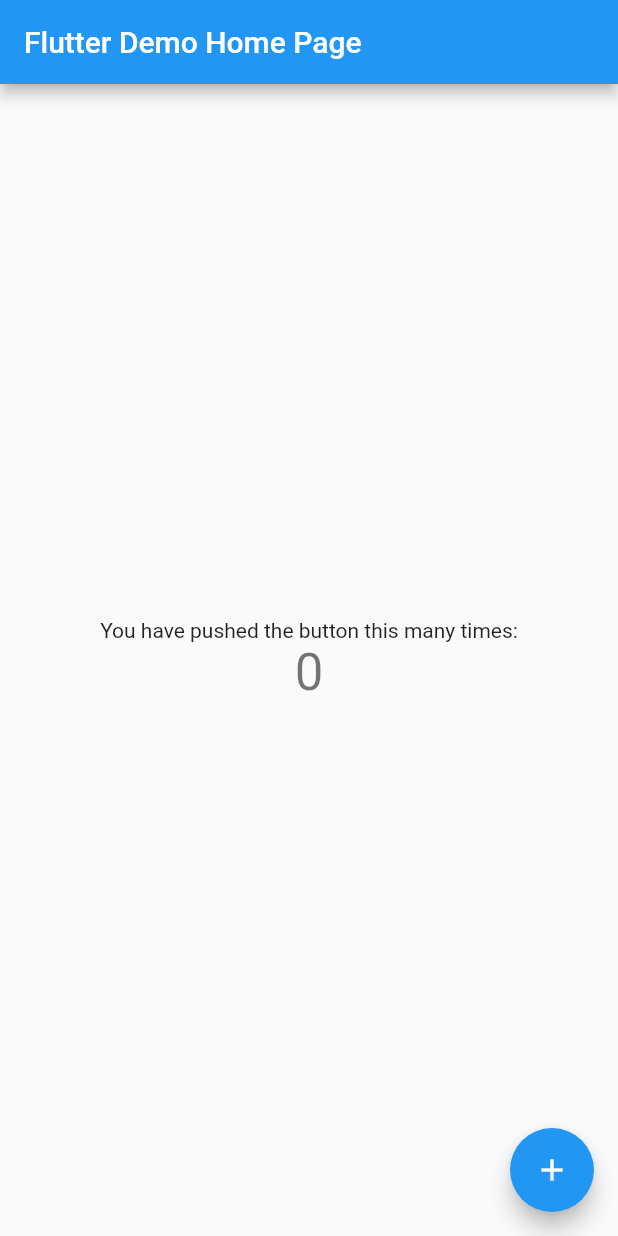
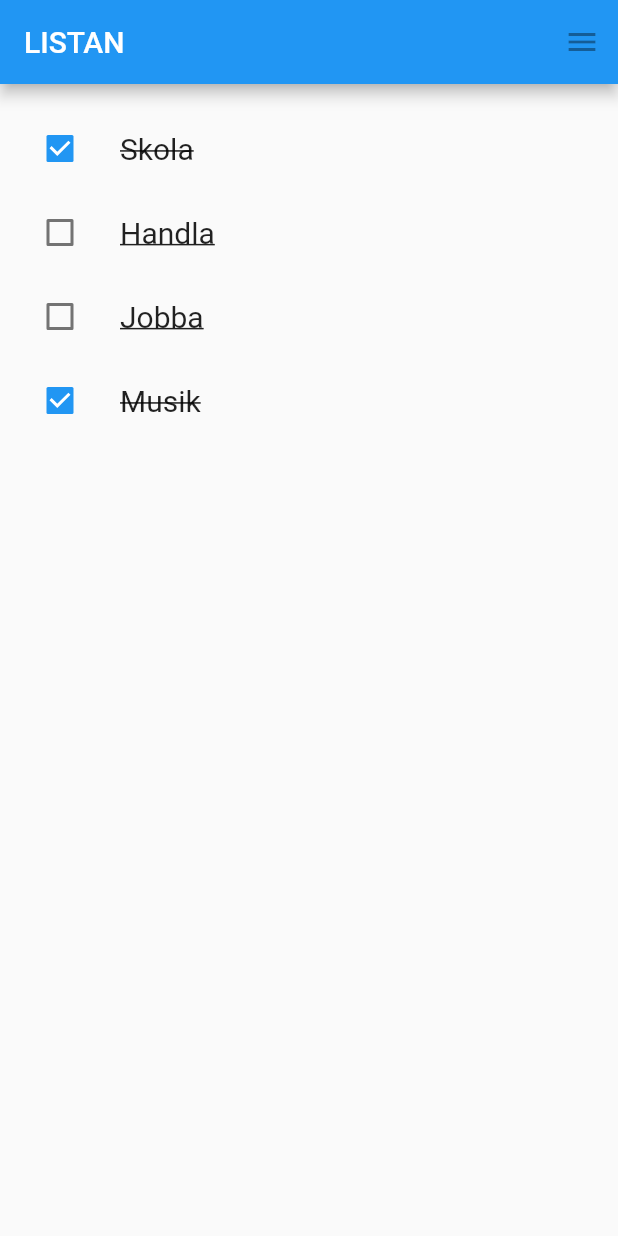
Before and after one commit to gu-tig169-ht21/gusbacte, a Flutter app: the screen it shows after launch, on a phone screen of 412 x 824 dp. Run offline on Flutter 3.47's test engine with Material 2 defaults, Android fonts, the phone set to English and light mode, and no system bars.

Commit message:
inlämningv1

```diff
--- a/lib/main.dart
+++ b/lib/main.dart
@@ -1,115 +1,74 @@
+import 'package:flutter/cupertino.dart';
 import 'package:flutter/material.dart';
+import 'package:flutter/painting.dart';
 
 void main() {
-  runApp(const MyApp());
+  runApp(MyApp());
 }
 
 class MyApp extends StatelessWidget {
-  const MyApp({Key? key}) : super(key: key);
-
-  // This widget is the root of your application.
   @override
   Widget build(BuildContext context) {
     return MaterialApp(
-      title: 'Flutter Demo',
-      theme: ThemeData(
-        // This is the theme of your application.
-        //
-        // Try running your application with "flutter run". You'll see the
-        // application has a blue toolbar. Then, without quitting the app, try
-        // changing the primarySwatch below to Colors.green and then invoke
-        // "hot reload" (press "r" in the console where you ran "flutter run",
-        // or simply save your changes to "hot reload" in a Flutter IDE).
-        // Notice that the counter didn't reset back to zero; the application
-        // is not restarted.
-        primarySwatch: Colors.blue,
-      ),
-      home: const MyHomePage(title: 'Flutter Demo Home Page'),
+      home: MainView(),
+      debugShowCheckedModeBanner: false,
     );
   }
 }
 
-class MyHomePage extends StatefulWidget {
-  const MyHomePage({Key? key, required this.title}) : super(key: key);
-
-  // This widget is the home page of your application. It is stateful, meaning
-  // that it has a State object (defined below) that contains fields that affect
-  // how it looks.
-
-  // This class is the configuration for the state. It holds the values (in this
-  // case the title) provided by the parent (in this case the App widget) and
-  // used by the build method of the State. Fields in a Widget subclass are
-  // always marked "final".
-
-  final String title;
-
-  @override
-  State<MyHomePage> createState() => _MyHomePageState();
-}
-
-class _MyHomePageState extends State<MyHomePage> {
-  int _counter = 0;
-
-  void _incrementCounter() {
-    setState(() {
-      // This call to setState tells the Flutter framework that something has
-      // changed in this State, which causes it to rerun the build method below
-      // so that the display can reflect the updated values. If we changed
-      // _counter without calling setState(), then the build method would not be
-      // called again, and so nothing would appear to happen.
-      _counter++;
-    });
-  }
-
+class MainView extends StatelessWidget {
   @override
   Widget build(BuildContext context) {
-    // This method is rerun every time setState is called, for instance as done
-    // by the _incrementCounter method above.
-    //
-    // The Flutter framework has been optimized to make rerunning build methods
-    // fast, so that you can just rebuild anything that needs updating rather
-    // than having to individually change instances of widgets.
     return Scaffold(
-      appBar: AppBar(
-        // Here we take the value from the MyHomePage object that was created by
-        // the App.build method, and use it to set our appbar title.
-        title: Text(widget.title),
-      ),
+      appBar: AppBar(title: const Text("LISTAN"), actions: const [
+        IconButton(icon: Icon(Icons.menu_outlined), onPressed: null),
+      ]),
       body: Center(
-        // Center is a layout widget. It takes a single child and positions it
-        // in the middle of the parent.
         child: Column(
-          // Column is also a layout widget. It takes a list of children and
-          // arranges them vertically. By default, it sizes itself to fit its
-          // children horizontally, and tries to be as tall as its parent.
-          //
-          // Invoke "debug painting" (press "p" in the console, choose the
-          // "Toggle Debug Paint" action from the Flutter Inspector in Android
-          // Studio, or the "Toggle Debug Paint" command in Visual Studio Code)
-          // to see the wireframe for each widget.
-          //
-          // Column has various properties to control how it sizes itself and
-          // how it positions its children. Here we use mainAxisAlignment to
-          // center the children vertically; the main axis here is the vertical
-          // axis because Columns are vertical (the cross axis would be
-          // horizontal).
-          mainAxisAlignment: MainAxisAlignment.center,
-          children: <Widget>[
-            const Text(
-              'You have pushed the button this many times:',
-            ),
-            Text(
-              '$_counter',
-              style: Theme.of(context).textTheme.headline4,
-            ),
+          children: [
+            Container(height: 15),
+            item("Skola", true),
+            item("Handla", false),
+            item("Jobba", false),
+            item("Musik", true),
           ],
         ),
       ),
-      floatingActionButton: FloatingActionButton(
-        onPressed: _incrementCounter,
-        tooltip: 'Increment',
-        child: const Icon(Icons.add),
-      ), // This trailing comma makes auto-formatting nicer for build methods.
+    );
+  }
+
+  Widget item(String lista, bool done) {
+    return ListTile(
+      leading: Checkbox(
+        value: done,
+        onChanged: (val) {},
+      ),
+      title: Text(lista, style: _textstyle(done)),
+    );
+  }
+
+  TextStyle _textstyle(done) {
+    if (done) {
+      return TextStyle(decoration: TextDecoration.lineThrough, fontSize: 20);
+    } else {
+      return TextStyle(fontSize: 20, decoration: TextDecoration.underline);
+    }
+  }
+}
+
+class SecondView extends StatelessWidget {
+  @override
+  Widget build(BuildContext context) {
+    return Scaffold(
+      appBar: AppBar(
+        title: Text("Listan"),
+      ),
+      body: Center(
+          child: Column(
+        children: [
+          Container(height: 25),
+        ],
+      )),
     );
   }
 }
```
